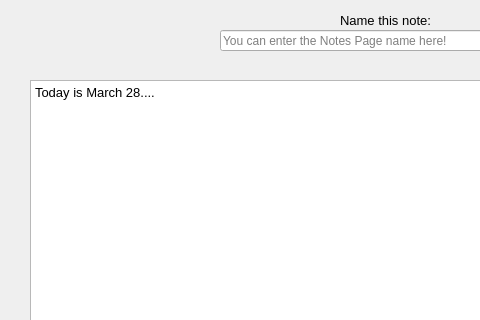
GreenSystemDuy08/TL-C4K-PTI01, file PTI/SPCK/GUI/editNote1.ui: the form before one commit; both pictures show x 0 to 480 and y 0 to 320 of the 751 by 525 pixel window.
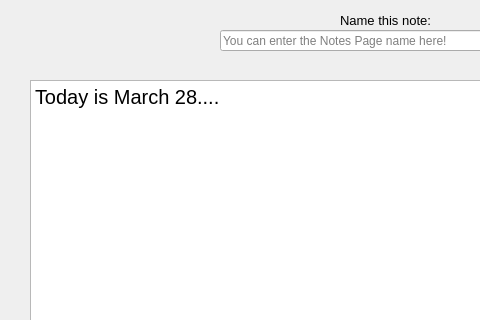
The form after the commit.

Patch:
```diff
--- a/PTI/SPCK/GUI/editNote1.ui
+++ b/PTI/SPCK/GUI/editNote1.ui
@@ -59,7 +59,7 @@
     </property>
     <property name="font">
      <font>
-      <pointsize>10</pointsize>
+      <pointsize>15</pointsize>
      </font>
     </property>
     <property name="plainText">
```
